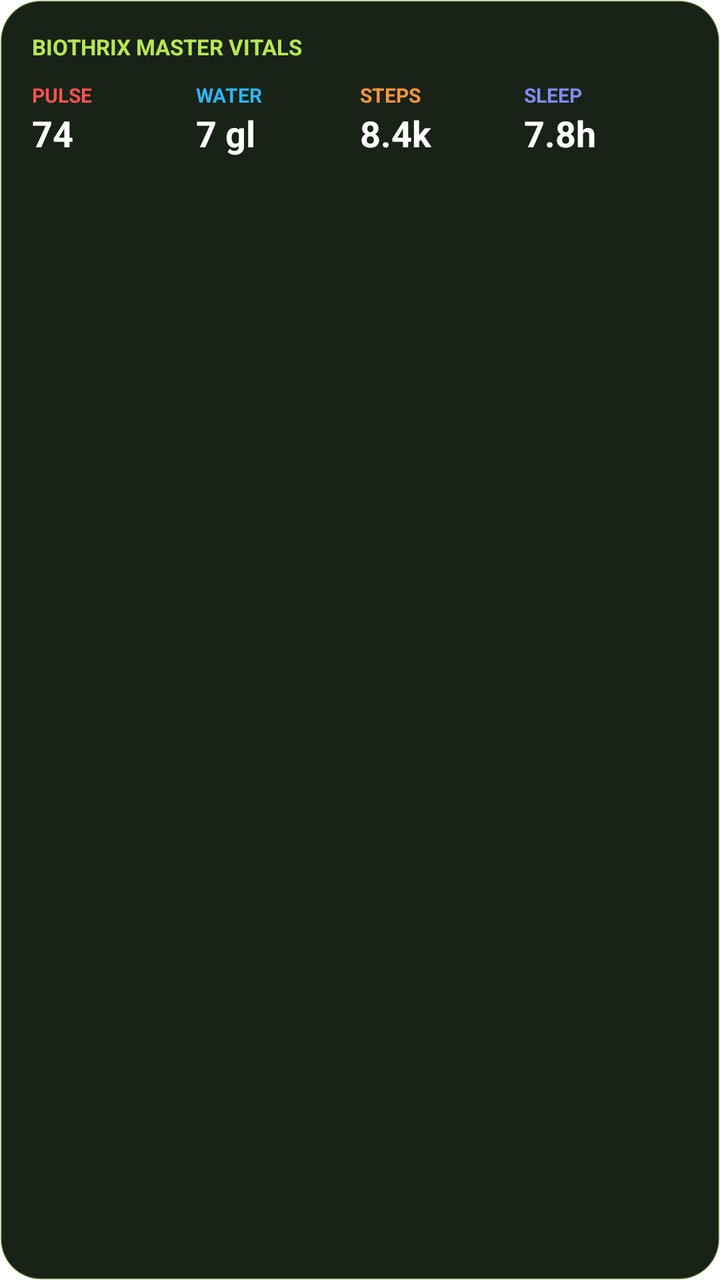
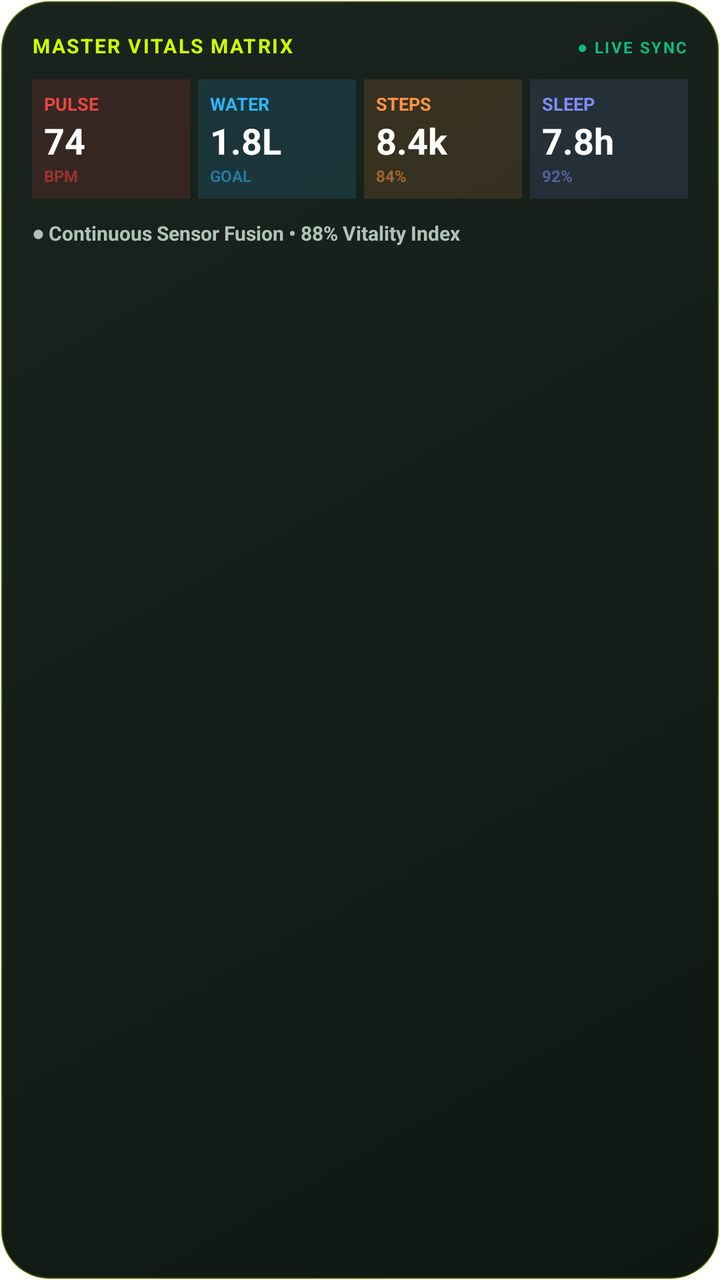

Before-and-after screenshots of an Android layout around one commit, followed by the original layout XML and the change that was made.
<!-- AndroidManifest.xml: fallback theme Theme.MaterialComponents.DayNight.NoActionBar -->
<!-- res/layout/widget_master_vitals.xml -->
<?xml version="1.0" encoding="utf-8"?>
<LinearLayout xmlns:android="http://schemas.android.com/apk/res/android"
    android:id="@+id/widget_master_root"
    android:layout_width="match_parent"
    android:layout_height="match_parent"
    android:background="@drawable/widget_background"
    android:orientation="vertical"
    android:padding="16dp">

    <TextView
        android:id="@+id/widget_master_title"
        android:layout_width="wrap_content"
        android:layout_height="wrap_content"
        android:text="BIOTHRIX MASTER VITALS"
        android:textColor="#B5E655"
        android:textSize="11sp"
        android:textStyle="bold" />

    <LinearLayout
        android:layout_width="match_parent"
        android:layout_height="wrap_content"
        android:layout_marginTop="10dp"
        android:orientation="horizontal"
        android:weightSum="4">

        <LinearLayout
            android:layout_width="0dp"
            android:layout_height="wrap_content"
            android:layout_weight="1"
            android:orientation="vertical">
            <TextView
                android:layout_width="wrap_content"
                android:layout_height="wrap_content"
                android:text="PULSE"
                android:textColor="#FF5252"
                android:textSize="10sp"
                android:textStyle="bold" />
            <TextView
                android:layout_width="wrap_content"
                android:layout_height="wrap_content"
                android:text="74"
                android:textColor="#FFFFFF"
                android:textSize="18sp"
                android:textStyle="bold" />
        </LinearLayout>

        <LinearLayout
            android:layout_width="0dp"
            android:layout_height="wrap_content"
            android:layout_weight="1"
            android:orientation="vertical">
            <TextView
                android:layout_width="wrap_content"
                android:layout_height="wrap_content"
                android:text="WATER"
                android:textColor="#2EB5FA"
                android:textSize="10sp"
                android:textStyle="bold" />
            <TextView
                android:layout_width="wrap_content"
                android:layout_height="wrap_content"
                android:text="7 gl"
                android:textColor="#FFFFFF"
                android:textSize="18sp"
                android:textStyle="bold" />
        </LinearLayout>

        <LinearLayout
            android:layout_width="0dp"
            android:layout_height="wrap_content"
            android:layout_weight="1"
            android:orientation="vertical">
            <TextView
                android:layout_width="wrap_content"
                android:layout_height="wrap_content"
                android:text="STEPS"
                android:textColor="#FF9442"
                android:textSize="10sp"
                android:textStyle="bold" />
            <TextView
                android:layout_width="wrap_content"
                android:layout_height="wrap_content"
                android:text="8.4k"
                android:textColor="#FFFFFF"
                android:textSize="18sp"
                android:textStyle="bold" />
        </LinearLayout>

        <LinearLayout
            android:layout_width="0dp"
            android:layout_height="wrap_content"
            android:layout_weight="1"
            android:orientation="vertical">
            <TextView
                android:layout_width="wrap_content"
                android:layout_height="wrap_content"
                android:text="SLEEP"
                android:textColor="#818CF8"
                android:textSize="10sp"
                android:textStyle="bold" />
            <TextView
                android:layout_width="wrap_content"
                android:layout_height="wrap_content"
                android:text="7.8h"
                android:textColor="#FFFFFF"
                android:textSize="18sp"
                android:textStyle="bold" />
        </LinearLayout>
    </LinearLayout>
</LinearLayout>
<!-- resources referenced by this layout -->
<resources>
  <!-- drawable widget_background (drawable) -->
  <?xml version="1.0" encoding="utf-8"?>
  <shape xmlns:android="http://schemas.android.com/apk/res/android"
      android:shape="rectangle">
      <corners android:radius="20dp" />
      <solid android:color="#182216" />
      <stroke android:width="1dp" android:color="#33B5E655" />
  </shape>
</resources>

<!-- the commit's change to res/layout/widget_master_vitals.xml (unified diff, before → after) -->
@@ -7,15 +7,32 @@
     android:orientation="vertical"
     android:padding="16dp">
 
-    <TextView
-        android:id="@+id/widget_master_title"
-        android:layout_width="wrap_content"
+    
+    <LinearLayout
+        android:layout_width="match_parent"
         android:layout_height="wrap_content"
-        android:text="BIOTHRIX MASTER VITALS"
-        android:textColor="#B5E655"
-        android:textSize="11sp"
-        android:textStyle="bold" />
+        android:orientation="horizontal">
+        <TextView
+            android:id="@+id/widget_master_title"
+            android:layout_width="0dp"
+            android:layout_height="wrap_content"
+            android:layout_weight="1"
+            android:text="MASTER VITALS MATRIX"
+            android:textColor="#CCFF00"
+            android:textSize="10sp"
+            android:textStyle="bold"
+            android:letterSpacing="0.08" />
+        <TextView
+            android:layout_width="wrap_content"
+            android:layout_height="wrap_content"
+            android:text="● LIVE SYNC"
+            android:textColor="#10B981"
+            android:textSize="8sp"
+            android:textStyle="bold"
+            android:letterSpacing="0.1" />
+    </LinearLayout>
 
+    
     <LinearLayout
         android:layout_width="match_parent"
         android:layout_height="wrap_content"
@@ -23,88 +40,145 @@
         android:orientation="horizontal"
         android:weightSum="4">
 
+        
         <LinearLayout
             android:layout_width="0dp"
             android:layout_height="wrap_content"
+            android:layout_marginEnd="4dp"
             android:layout_weight="1"
-            android:orientation="vertical">
+            android:background="#22EF4444"
+            android:orientation="vertical"
+            android:padding="6dp">
             <TextView
                 android:layout_width="wrap_content"
                 android:layout_height="wrap_content"
                 android:text="PULSE"
-                android:textColor="#FF5252"
-                android:textSize="10sp"
+                android:textColor="#EF4444"
+                android:textSize="9sp"
                 android:textStyle="bold" />
             <TextView
+                android:id="@+id/widget_master_bpm"
                 android:layout_width="wrap_content"
                 android:layout_height="wrap_content"
                 android:text="74"
                 android:textColor="#FFFFFF"
                 android:textSize="18sp"
                 android:textStyle="bold" />
+            <TextView
+                android:layout_width="wrap_content"
+                android:layout_height="wrap_content"
+                android:text="BPM"
+                android:textColor="#88EF4444"
+                android:textSize="8sp"
+                android:textStyle="bold" />
         </LinearLayout>
 
+        
         <LinearLayout
             android:layout_width="0dp"
             android:layout_height="wrap_content"
+            android:layout_marginEnd="4dp"
             android:layout_weight="1"
-            android:orientation="vertical">
+            android:background="#222EB5FA"
+            android:orientation="vertical"
+            android:padding="6dp">
             <TextView
                 android:layout_width="wrap_content"
                 android:layout_height="wrap_content"
                 android:text="WATER"
                 android:textColor="#2EB5FA"
-                android:textSize="10sp"
+                android:textSize="9sp"
+                android:textStyle="bold" />
+            <TextView
+                android:id="@+id/widget_master_water"
+                android:layout_width="wrap_content"
+                android:layout_height="wrap_content"
+                android:text="1.8L"
+                android:textColor="#FFFFFF"
+                android:textSize="18sp"
                 android:textStyle="bold" />
             <TextView
                 android:layout_width="wrap_content"
                 android:layout_height="wrap_content"
-                android:text="7 gl"
-                android:textColor="#FFFFFF"
-                android:textSize="18sp"
+                android:text="GOAL"
+                android:textColor="#882EB5FA"
+                android:textSize="8sp"
                 android:textStyle="bold" />
         </LinearLayout>
 
+        
         <LinearLayout
             android:layout_width="0dp"
             android:layout_height="wrap_content"
+            android:layout_marginEnd="4dp"
             android:layout_weight="1"
-            android:orientation="vertical">
+            android:background="#22FF9442"
+            android:orientation="vertical"
+            android:padding="6dp">
             <TextView
                 android:layout_width="wrap_content"
                 android:layout_height="wrap_content"
                 android:text="STEPS"
                 android:textColor="#FF9442"
-                android:textSize="10sp"
+                android:textSize="9sp"
                 android:textStyle="bold" />
             <TextView
+                android:id="@+id/widget_master_steps"
                 android:layout_width="wrap_content"
                 android:layout_height="wrap_content"
                 android:text="8.4k"
                 android:textColor="#FFFFFF"
                 android:textSize="18sp"
                 android:textStyle="bold" />
+            <TextView
+                android:layout_width="wrap_content"
+                android:layout_height="wrap_content"
+                android:text="84%"
+                android:textColor="#88FF9442"
+                android:textSize="8sp"
+                android:textStyle="bold" />
         </LinearLayout>
 
+        
         <LinearLayout
             android:layout_width="0dp"
             android:layout_height="wrap_content"
             android:layout_weight="1"
-            android:orientation="vertical">
+            android:background="#22818CF8"
+            android:orientation="vertical"
+            android:padding="6dp">
             <TextView
                 android:layout_width="wrap_content"
                 android:layout_height="wrap_content"
                 android:text="SLEEP"
                 android:textColor="#818CF8"
-                android:textSize="10sp"
+                android:textSize="9sp"
                 android:textStyle="bold" />
             <TextView
+                android:id="@+id/widget_master_sleep"
                 android:layout_width="wrap_content"
                 android:layout_height="wrap_content"
                 android:text="7.8h"
                 android:textColor="#FFFFFF"
                 android:textSize="18sp"
                 android:textStyle="bold" />
+            <TextView
+                android:layout_width="wrap_content"
+                android:layout_height="wrap_content"
+                android:text="92%"
+                android:textColor="#88818CF8"
+                android:textSize="8sp"
+                android:textStyle="bold" />
         </LinearLayout>
     </LinearLayout>
+
+    
+    <TextView
+        android:layout_width="wrap_content"
+        android:layout_height="wrap_content"
+        android:layout_marginTop="10dp"
+        android:text="● Continuous Sensor Fusion • 88% Vitality Index"
+        android:textColor="#B0C2B6"
+        android:textSize="10sp"
+        android:textStyle="bold" />
 </LinearLayout>
<!-- resource entries referenced after the edit -->
@@ -4,9 +4,13 @@
   <?xml version="1.0" encoding="utf-8"?>
   <shape xmlns:android="http://schemas.android.com/apk/res/android"
       android:shape="rectangle">
-      <corners android:radius="20dp" />
-      <solid android:color="#182216" />
-      <stroke android:width="1dp" android:color="#33B5E655" />
+      <corners android:radius="24dp" />
+      <gradient
+          android:angle="315"
+          android:startColor="#1A241E"
+          android:endColor="#0F1712"
+          android:type="linear" />
+      <stroke android:width="1.2dp" android:color="#33CCFF00" />
   </shape>
 </resources>
 
